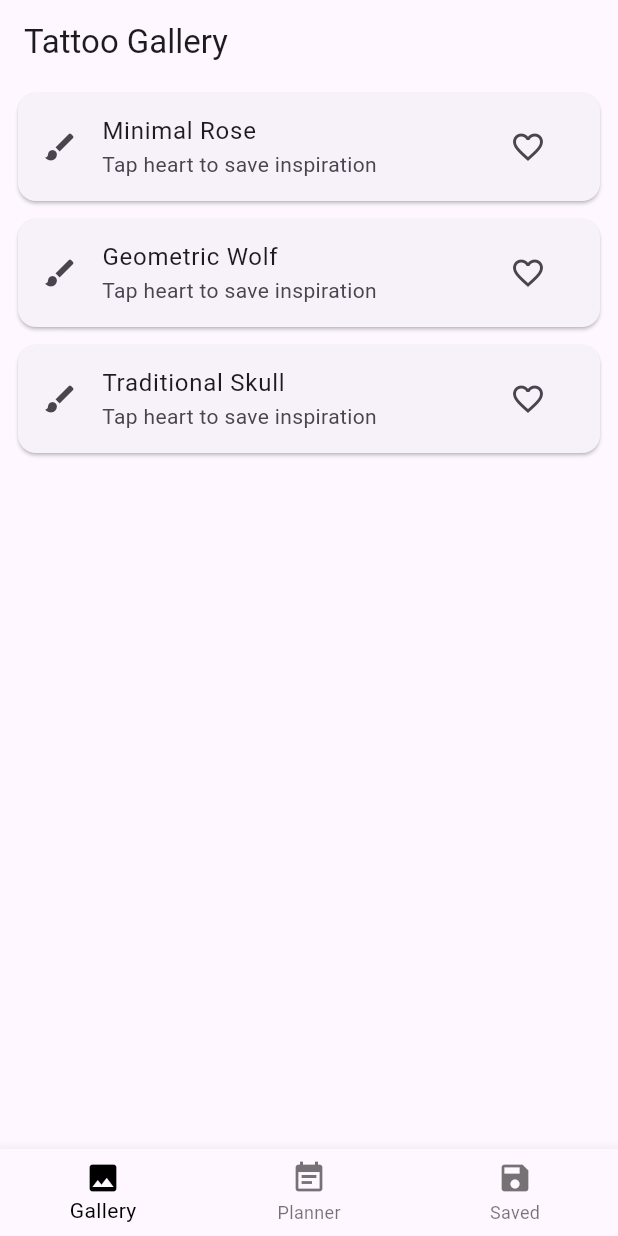
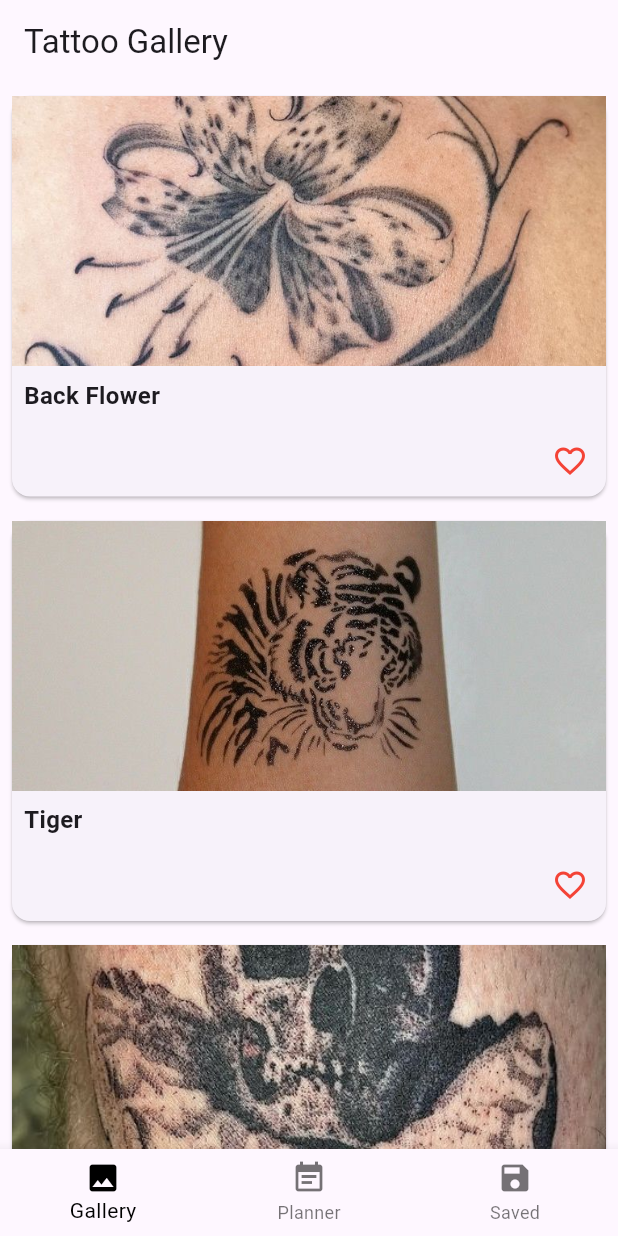
Before and after one commit to amyleeg/AmyLeeGaerty_CPD_HA, a Flutter app: the screen it shows after launch, on a phone screen of 412 x 824 dp. Run offline on Flutter 3.47's test engine with Material 3 defaults, Android fonts, the phone set to English and light mode, and no system bars; our stand-ins replace flutter_local_notifications, image_picker, shared_preferences.

Commit message:
Replaced card icons with images

```diff
--- a/lib/main.dart
+++ b/lib/main.dart
@@ -38,7 +38,7 @@ class HomeNavigation extends StatefulWidget {
 class _HomeNavigationState extends State<HomeNavigation> {
   int _selectedIndex = 0;
 
-  static List<Widget> _screens = <Widget>[
+  static final List<Widget> _screens = <Widget>[
     GalleryScreen(),
     PlannerScreen(),
     SavedSessionsScreen(),
--- a/lib/screens/gallery_screen.dart
+++ b/lib/screens/gallery_screen.dart
@@ -1,5 +1,4 @@
 import 'package:flutter/material.dart';
-import 'package:ink_log/screens/planner_screen.dart';
 import 'package:provider/provider.dart';
 import '../providers/tattoo_provider.dart';
 import '../models/tattoo.dart';
@@ -8,9 +7,13 @@ class GalleryScreen extends StatelessWidget {
   GalleryScreen({super.key});
 
   final List<Tattoo> tattoos = [
-    Tattoo(id: 1, title: 'Minimal Rose', imagePath: ''),
-    Tattoo(id: 2, title: 'Geometric Wolf', imagePath: ''),
-    Tattoo(id: 3, title: 'Traditional Skull', imagePath: ''),
+    Tattoo(id: 1, title: 'Back Flower', imagePath: 'assets/images/tattoo1.jpg'),
+    Tattoo(id: 2, title: 'Tiger', imagePath: 'assets/images/tattoo2.jpg'),
+    Tattoo(
+      id: 3,
+      title: 'Dotwork Skull',
+      imagePath: 'assets/images/tattoo3.jpg',
+    ),
   ];
 
   @override
@@ -27,20 +30,41 @@ class GalleryScreen extends StatelessWidget {
           final isLiked = tattooProvider.isLiked(tattoo.id);
 
           return Card(
-            margin: const EdgeInsets.symmetric(horizontal: 12, vertical: 6),
-            child: ListTile(
-              leading: const Icon(Icons.brush),
-              title: Text(tattoo.title),
-              subtitle: const Text('Tap heart to save inspiration'),
-              trailing: IconButton(
-                icon: Icon(
-                  isLiked ? Icons.favorite : Icons.favorite_border,
-                  color: isLiked ? Colors.red : null,
+            margin: const EdgeInsets.all(8),
+            child: Column(
+              crossAxisAlignment: CrossAxisAlignment.start,
+              children: [
+                Image.asset(
+                  tattoo.imagePath,
+                  width: double.infinity,
+                  height: 180,
+                  fit: BoxFit.cover,
                 ),
-                onPressed: () {
-                  tattooProvider.toggleLike(tattoo.id);
-                },
-              ),
+                Padding(
+                  padding: const EdgeInsets.all(8.0),
+                  child: Text(
+                    tattoo.title,
+                    style: const TextStyle(
+                      fontSize: 16,
+                      fontWeight: FontWeight.bold,
+                    ),
+                  ),
+                ),
+                Row(
+                  mainAxisAlignment: MainAxisAlignment.end,
+                  children: [
+                    IconButton(
+                      icon: Icon(
+                        tattooProvider.isLiked(tattoo.id)
+                            ? Icons.favorite
+                            : Icons.favorite_border,
+                        color: Colors.red,
+                      ),
+                      onPressed: () => tattooProvider.toggleLike(tattoo.id),
+                    ),
+                  ],
+                ),
+              ],
             ),
           );
         },
--- a/pubspec.yaml
+++ b/pubspec.yaml
@@ -24,3 +24,5 @@ dev_dependencies:
 
 flutter:
   uses-material-design: true
+  assets:
+    - assets/images/
```
Also changed, not shown: lib/screens/saved_sessions_screen.dart (+28 -5 lines), assets/images/tattoo1.jpg (added), assets/images/tattoo2.jpg (added), assets/images/tattoo3.jpg (added).
